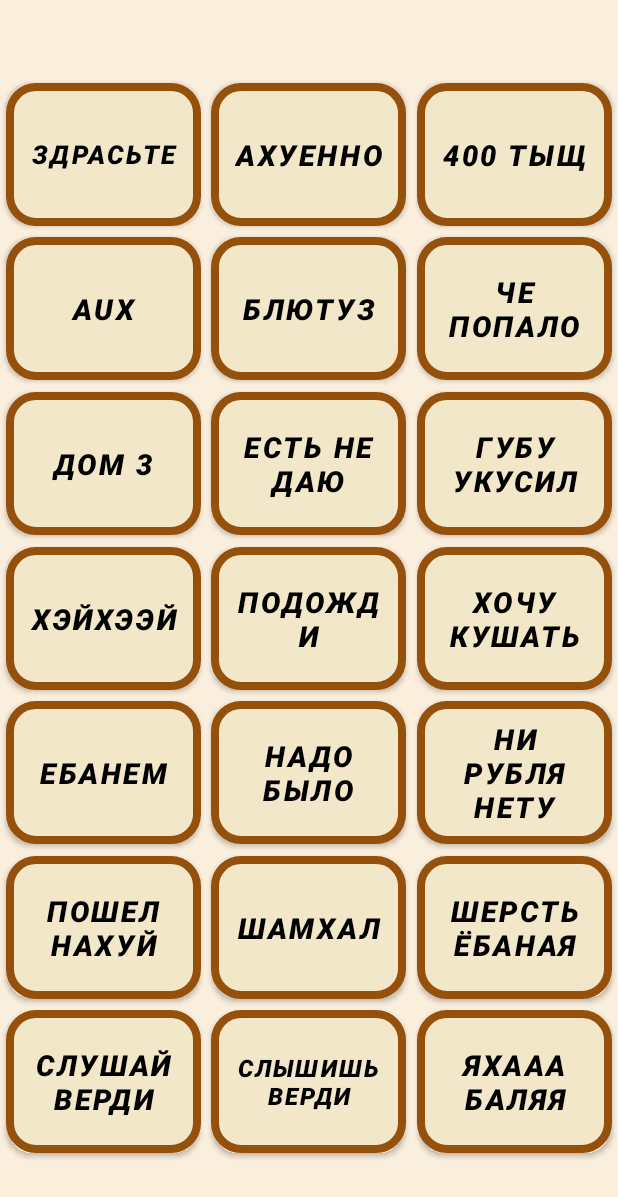
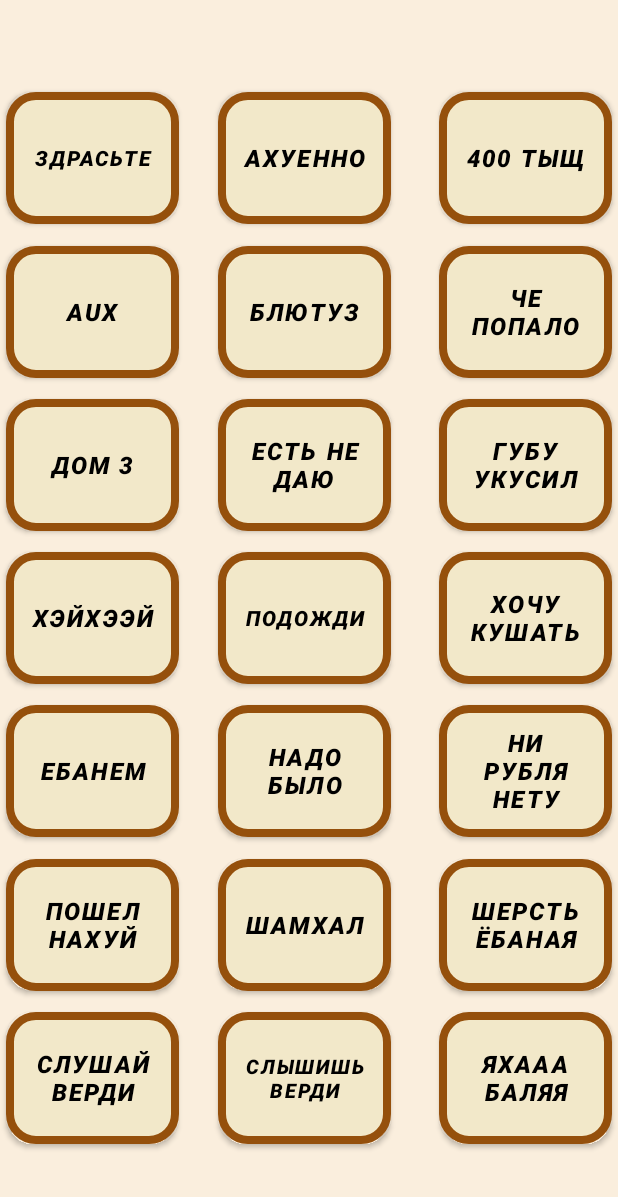
Before and after one commit to Djamal777/Murad, an Android app: the screen it shows after launch (MainActivity), on a phone screen of 412 x 824 dp. Shown: the top 1197 px of the screen. Run offline under Robolectric (Android 15) with nearby library versions, the phone set to English and light mode, and no system bars.

Commit message:
Слышишь верди

```diff
--- a/app/src/main/res/layout/activity_main.xml
+++ b/app/src/main/res/layout/activity_main.xml
@@ -21,15 +21,15 @@
 
         <Button
             android:id="@+id/knopka19"
-            android:layout_width="130dp"
-            android:layout_height="95dp"
+            android:layout_width="115dp"
+            android:layout_height="88dp"
             android:layout_alignParentLeft="true"
             android:layout_marginStart="4dp"
             android:background="@drawable/buttonround"
             android:padding="15dp"
             android:text="слушай верди"
             android:textColor="#000000"
-            android:textSize="19sp"
+            android:textSize="16sp"
             android:textStyle="bold|italic"
             app:backgroundTint="#FFFFFF"
             app:backgroundTintMode="multiply"
@@ -40,13 +40,13 @@
 
         <Button
             android:id="@+id/knopka21"
-            android:layout_width="130dp"
-            android:layout_height="95dp"
+            android:layout_width="115dp"
+            android:layout_height="88dp"
             android:layout_marginEnd="4dp"
             android:background="@drawable/buttonround"
             android:text="яхааа баляя"
             android:textColor="#000000"
-            android:textSize="19sp"
+            android:textSize="16sp"
             android:textStyle="bold|italic"
             app:backgroundTint="#FFFFFF"
             app:backgroundTintMode="multiply"
@@ -56,13 +56,13 @@
 
         <Button
             android:id="@+id/knopka18"
-            android:layout_width="130dp"
-            android:layout_height="95dp"
+            android:layout_width="115dp"
+            android:layout_height="88dp"
             android:layout_marginEnd="4dp"
             android:background="@drawable/buttonround"
             android:text="ШЕРСТЬ ЁБАНАЯ"
             android:textColor="#000000"
-            android:textSize="19sp"
+            android:textSize="16sp"
             android:textStyle="bold|italic"
             app:backgroundTint="#FFFFFF"
             app:backgroundTintMode="multiply"
@@ -72,15 +72,15 @@
 
         <Button
             android:id="@+id/knopka16"
-            android:layout_width="130dp"
-            android:layout_height="95dp"
+            android:layout_width="115dp"
+            android:layout_height="88dp"
             android:layout_alignParentLeft="true"
             android:layout_marginStart="4dp"
             android:background="@drawable/buttonround"
             android:padding="15dp"
             android:text="пошел нахуй"
             android:textColor="#000000"
-            android:textSize="19sp"
+            android:textSize="16sp"
             android:textStyle="bold|italic"
             app:backgroundTint="#FFFFFF"
             app:backgroundTintMode="multiply"
@@ -91,15 +91,15 @@
 
         <Button
             android:id="@+id/knopka13"
-            android:layout_width="130dp"
-            android:layout_height="95dp"
+            android:layout_width="115dp"
+            android:layout_height="88dp"
             android:layout_alignParentLeft="true"
             android:layout_marginStart="4dp"
             android:background="@drawable/buttonround"
             android:padding="15dp"
             android:text="ебанем"
             android:textColor="#000000"
-            android:textSize="19sp"
+            android:textSize="16sp"
             android:textStyle="bold|italic"
             app:backgroundTint="#FFFFFF"
             app:backgroundTintMode="multiply"
@@ -110,13 +110,13 @@
 
         <Button
             android:id="@+id/knopka15"
-            android:layout_width="130dp"
-            android:layout_height="95dp"
+            android:layout_width="115dp"
+            android:layout_height="88dp"
             android:layout_marginEnd="4dp"
             android:background="@drawable/buttonround"
             android:text="ни рубля нету"
             android:textColor="#000000"
-            android:textSize="19sp"
+            android:textSize="16sp"
             android:textStyle="bold|italic"
             app:backgroundTint="#FFFFFF"
             app:backgroundTintMode="multiply"
@@ -126,13 +126,13 @@
 
         <Button
             android:id="@+id/knopka9"
-            android:layout_width="130dp"
-            android:layout_height="95dp"
+            android:layout_width="115dp"
+            android:layout_height="88dp"
             android:layout_marginEnd="4dp"
             android:background="@drawable/buttonround"
             android:text="губу укусил"
             android:textColor="#000000"
-            android:textSize="19sp"
+            android:textSize="16sp"
             android:textStyle="bold|italic"
             app:backgroundTint="#FFFFFF"
             app:backgroundTintMode="multiply"
@@ -142,13 +142,13 @@
 
         <Button
             android:id="@+id/knopka12"
-            android:layout_width="130dp"
-            android:layout_height="95dp"
+            android:layout_width="115dp"
+            android:layout_height="88dp"
             android:layout_marginEnd="4dp"
             android:background="@drawable/buttonround"
             android:text="хочу кушать"
             android:textColor="#000000"
-            android:textSize="19sp"
+            android:textSize="16sp"
             android:textStyle="bold|italic"
             app:backgroundTint="#FFFFFF"
             app:backgroundTintMode="multiply"
@@ -158,15 +158,15 @@
 
         <Button
             android:id="@+id/knopka10"
-            android:layout_width="130dp"
-            android:layout_height="95dp"
+            android:layout_width="115dp"
+            android:layout_height="88dp"
             android:layout_alignParentLeft="true"
             android:layout_marginStart="4dp"
             android:background="@drawable/buttonround"
             android:padding="15dp"
             android:text="хэйхээй"
             android:textColor="#000000"
-            android:textSize="19sp"
+            android:textSize="16sp"
             android:textStyle="bold|italic"
             app:backgroundTint="#FFFFFF"
             app:backgroundTintMode="multiply"
@@ -177,15 +177,15 @@
 
         <Button
             android:id="@+id/knopka7"
-            android:layout_width="130dp"
-            android:layout_height="95dp"
+            android:layout_width="115dp"
+            android:layout_height="88dp"
             android:layout_alignParentLeft="true"
             android:layout_marginStart="4dp"
             android:background="@drawable/buttonround"
             android:padding="15dp"
             android:text="дом 3"
             android:textColor="#000000"
-            android:textSize="19sp"
+            android:textSize="16sp"
             android:textStyle="bold|italic"
             app:backgroundTint="#FFFFFF"
             app:backgroundTintMode="multiply"
@@ -196,13 +196,13 @@
 
         <Button
             android:id="@+id/knopka6"
-            android:layout_width="130dp"
-            android:layout_height="95dp"
+            android:layout_width="115dp"
+            android:layout_height="88dp"
             android:layout_marginEnd="4dp"
             android:background="@drawable/buttonround"
             android:text="че попало"
             android:textColor="#000000"
-            android:textSize="19sp"
+            android:textSize="16sp"
             android:textStyle="bold|italic"
             app:backgroundTint="#FFFFFF"
             app:backgroundTintMode="multiply"
@@ -212,15 +212,15 @@
 
         <Button
             android:id="@+id/knopka4"
-            android:layout_width="130dp"
-            android:layout_height="95dp"
+            android:layout_width="115dp"
+            android:layout_height="88dp"
             android:layout_alignParentLeft="true"
             android:layout_marginStart="4dp"
             android:background="@drawable/buttonround"
             android:padding="15dp"
             android:text="aux"
             android:textColor="#000000"
-            android:textSize="19sp"
+            android:textSize="16sp"
             android:textStyle="bold|italic"
             app:backgroundTint="#FFFFFF"
             app:backgroundTintMode="multiply"
@@ -231,12 +231,12 @@
 
         <Button
             android:id="@+id/knopka5"
-            android:layout_width="130dp"
-            android:layout_height="95dp"
+            android:layout_width="115dp"
+            android:layout_height="88dp"
             android:background="@drawable/buttonround"
             android:text="блютуз"
             android:textColor="#000000"
-            android:textSize="19sp"
+            android:textSize="16sp"
             android:textStyle="bold|italic"
             app:backgroundTint="#FFFFFF"
             app:backgroundTintMode="multiply"
@@ -250,12 +250,12 @@
 
         <Button
             android:id="@+id/knopka2"
-            android:layout_width="130dp"
-            android:layout_height="95dp"
+            android:layout_width="115dp"
+            android:layout_height="88dp"
             android:background="@drawable/buttonround"
             android:text="ахуенно"
             android:textColor="#000000"
-            android:textSize="19sp"
+            android:textSize="16sp"
             android:textStyle="bold|italic"
             app:backgroundTint="#FFFFFF"
             app:backgroundTintMode="multiply"
@@ -267,12 +267,12 @@
 
         <Button
             android:id="@+id/knopka8"
-            android:layout_width="130dp"
-            android:layout_height="95dp"
+            android:layout_width="115dp"
+            android:layout_height="88dp"
             android:background="@drawable/buttonround"
             android:text="есть не даю"
             android:textColor="#000000"
-            android:textSize="19sp"
+            android:textSize="16sp"
             android:textStyle="bold|italic"
             app:backgroundTint="#FFFFFF"
             app:backgroundTintMode="multiply"
@@ -286,12 +286,12 @@
 
         <Button
             android:id="@+id/knopka11"
-            android:layout_width="130dp"
-            android:layout_height="95dp"
+            android:layout_width="115dp"
+            android:layout_height="88dp"
             android:background="@drawable/buttonround"
             android:text="подожди"
             android:textColor="#000000"
-            android:textSize="19sp"
+            android:textSize="14sp"
             android:textStyle="bold|italic"
             app:backgroundTint="#FFFFFF"
             app:backgroundTintMode="multiply"
@@ -305,12 +305,12 @@
 
         <Button
             android:id="@+id/knopka14"
-            android:layout_width="130dp"
-            android:layout_height="95dp"
+            android:layout_width="115dp"
+            android:layout_height="88dp"
             android:background="@drawable/buttonround"
             android:text="надо было"
             android:textColor="#000000"
-            android:textSize="19sp"
+            android:textSize="16sp"
             android:textStyle="bold|italic"
             app:backgroundTint="#FFFFFF"
             app:backgroundTintMode="multiply"
@@ -324,12 +324,12 @@
 
         <Button
             android:id="@+id/knopka20"
-            android:layout_width="130dp"
-            android:layout_height="95dp"
+            android:layout_width="115dp"
+            android:layout_height="88dp"
             android:background="@drawable/buttonround"
             android:text="слышишь верди"
             android:textColor="#000000"
-            android:textSize="16sp"
+            android:textSize="13.5sp"
             android:textStyle="bold|italic"
             app:backgroundTint="#FFFFFF"
             app:backgroundTintMode="multiply"
@@ -343,12 +343,12 @@
 
         <Button
             android:id="@+id/knopka17"
-            android:layout_width="130dp"
-            android:layout_height="95dp"
+            android:layout_width="115dp"
+            android:layout_height="88dp"
             android:background="@drawable/buttonround"
             android:text="шамхал"
             android:textColor="#000000"
-            android:textSize="19sp"
+            android:textSize="16sp"
             android:textStyle="bold|italic"
             app:backgroundTint="#FFFFFF"
             app:backgroundTintMode="multiply"
@@ -362,15 +362,15 @@
 
         <Button
             android:id="@+id/knopka1"
-            android:layout_width="130dp"
-            android:layout_height="95dp"
+            android:layout_width="115dp"
+            android:layout_height="88dp"
             android:layout_alignParentLeft="true"
             android:layout_marginStart="4dp"
             android:background="@drawable/buttonround"
             android:padding="15dp"
             android:text="здрасьте"
             android:textColor="#000000"
-            android:textSize="17sp"
+            android:textSize="14sp"
             android:textStyle="bold|italic"
             app:backgroundTint="#FFFFFF"
             app:backgroundTintMode="multiply"
@@ -382,13 +382,13 @@
 
         <Button
             android:id="@+id/knopka3"
-            android:layout_width="130dp"
-            android:layout_height="95dp"
+            android:layout_width="115dp"
+            android:layout_height="88dp"
             android:layout_marginEnd="4dp"
             android:background="@drawable/buttonround"
             android:text="400 тыщ"
             android:textColor="#000000"
-            android:textSize="19sp"
+            android:textSize="16sp"
             android:textStyle="bold|italic"
             app:backgroundTint="#FFFFFF"
             app:backgroundTintMode="multiply"
--- a/app/src/main/res/values-night/themes.xml
+++ b/app/src/main/res/values-night/themes.xml
@@ -1,9 +1,9 @@
 <resources xmlns:tools="http://schemas.android.com/tools">
     <!-- Base application theme. -->
-    <style name="Theme.Murat" parent="Theme.MaterialComponents.DayNight.DarkActionBar">
+    <style name="Theme.Murat" parent="Theme.MaterialComponents.DayNight.NoActionBar">
         <!-- Primary brand color. -->
-        <item name="colorPrimary">@color/purple_200</item>
-        <item name="colorPrimaryVariant">@color/purple_700</item>
+        <item name="colorPrimary">@color/black</item>
+        <item name="colorPrimaryVariant">@color/black</item>
         <item name="colorOnPrimary">@color/black</item>
         <!-- Secondary brand color. -->
         <item name="colorSecondary">@color/teal_200</item>
--- a/app/src/main/res/values/themes.xml
+++ b/app/src/main/res/values/themes.xml
@@ -2,8 +2,8 @@
     <!-- Base application theme. -->
     <style name="Theme.Murat" parent="Theme.MaterialComponents.DayNight.NoActionBar">
         <!-- Primary brand color. -->
-        <item name="colorPrimary">@color/purple_500</item>
-        <item name="colorPrimaryVariant">@color/purple_700</item>
+        <item name="colorPrimary">@color/black</item>
+        <item name="colorPrimaryVariant">@color/black</item>
         <item name="colorOnPrimary">@color/white</item>
         <!-- Secondary brand color. -->
         <item name="colorSecondary">@color/teal_200</item>
```
